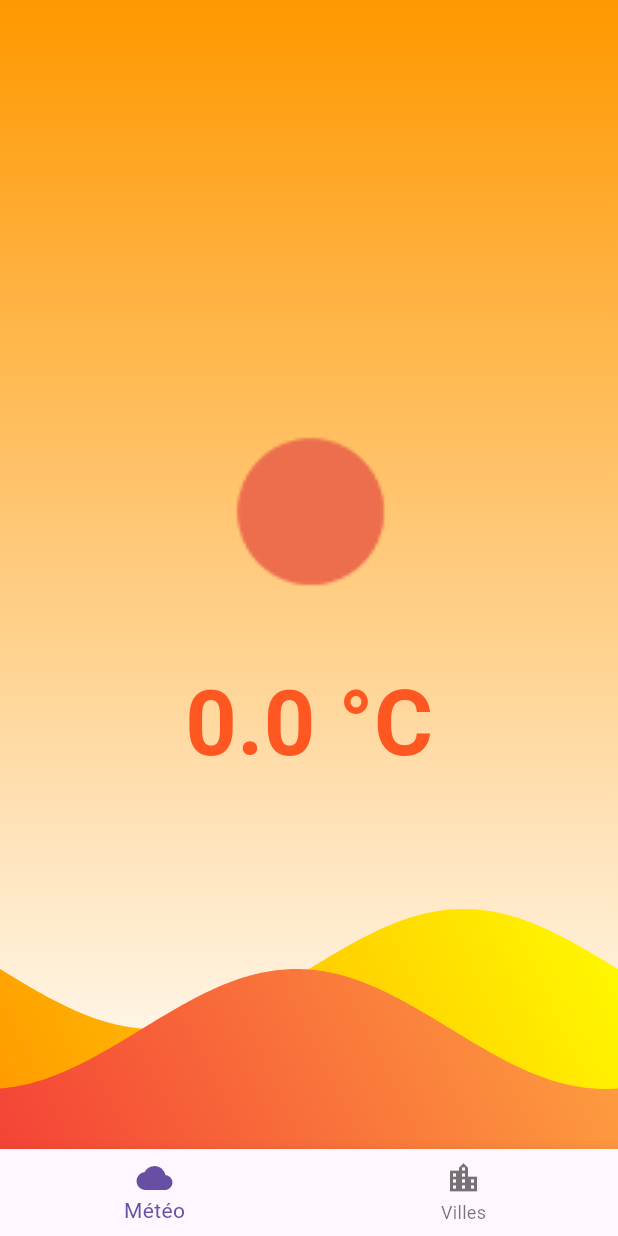
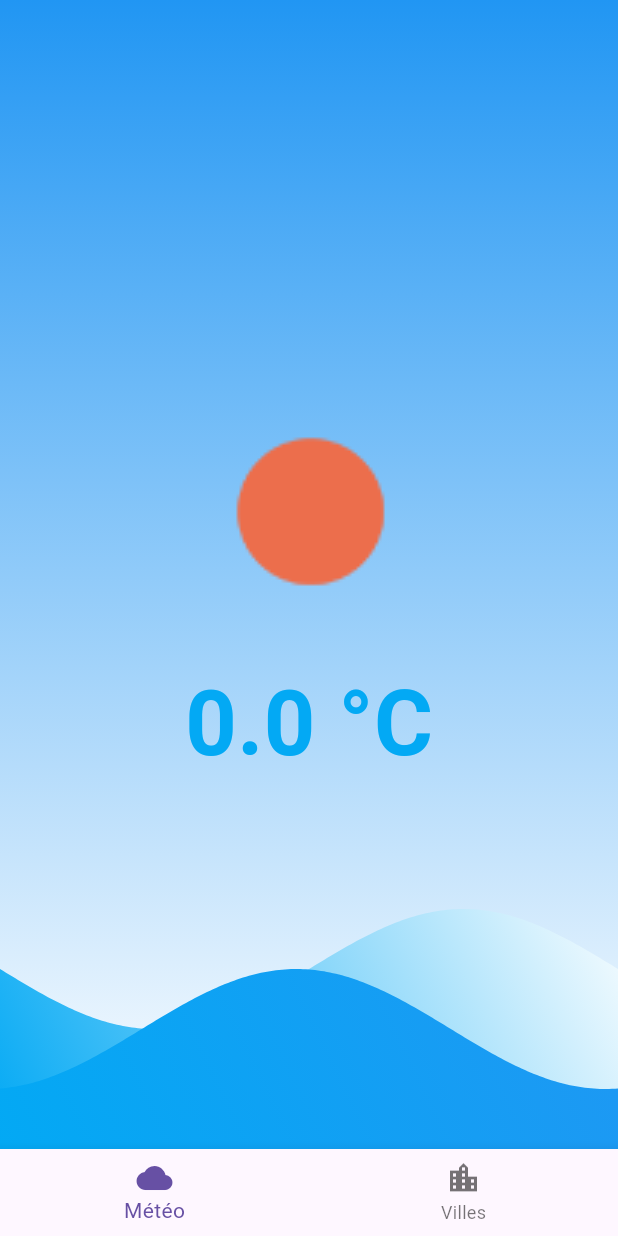
Before and after one commit to ArnaudW31/flutteriut2024, a Flutter app: the screen it shows after launch, on a phone screen of 412 x 824 dp. Run offline on Flutter 3.47's test engine with Material 3 defaults, Android fonts, the light colour scheme and no system bars; drawn by our look-alikes of wave; our stand-ins replace sqflite; accounts and stored records are empty.

Commit message:
fix colour
fix colour

```diff
--- a/lib/app/weatherScreen.dart
+++ b/lib/app/weatherScreen.dart
@@ -1,20 +1,27 @@
 import 'dart:convert';
-
 import 'package:flutter/material.dart';
 import 'package:flutteriut2024/db_helper.dart';
 import 'package:flutteriut2024/root/home/home_root.dart';
 import 'package:http/http.dart';
 import 'package:wave/wave.dart';
 import 'package:wave/config.dart';
-
 import '../dto/weather.dart';
 
 class WeatherScreen extends StatelessWidget {
-
   const WeatherScreen({Key? key}) : super(key: key);
 
   @override
   Widget build(BuildContext context) {
+    // Obtenir l'heure actuelle
+    final now = DateTime.now();
+    final bool isAfternoon = now.hour >= 11;
+
+    // Définir les couleurs en fonction de l'heure
+    final backgroundColor = isAfternoon ? Colors.deepPurple : Colors.lightBlue;
+    final textColor = isAfternoon ? Colors.deepPurple : Colors.lightBlue;
+    final waveColors = isAfternoon
+        ? [[Colors.orange, Colors.orangeAccent], [Colors.orange, Colors.deepOrangeAccent]]
+        : [[Colors.lightBlue, Colors.white], [Colors.lightBlue, Colors.blue]];
 
     return FutureBuilder<Weather>(
       future: fetchWeather(),
@@ -29,17 +36,17 @@ class WeatherScreen extends StatelessWidget {
           else{
             cityGet = DbHelper.cityName;
           }
-        }
-        else if (!snapshot.hasData) {
+        } else if (!snapshot.hasData) {
           return const Center(child: CircularProgressIndicator());
-        }
-        else{
-          temperatureGet = snapshot.data!.temp ?? 0;
-          iconGet = snapshot.data!.icon  ?? "01d";
+        } else {
+          temperatureGet = snapshot.data!.temp;
+          iconGet = snapshot.data!.icon;
           cityGet = DbHelper.cityName;
         }
-        return Stack(
 
+        return Container(
+          color: backgroundColor,
+          child: Stack(
             children: [
               weatherRoot(
                 temperature: temperatureGet,
@@ -51,10 +58,7 @@ class WeatherScreen extends StatelessWidget {
                 bottom: 0,
                 child: WaveWidget(
                   config: CustomConfig(
-                  gradients: [
-                    [Colors.orange, Colors.yellowAccent],
-                    [Colors.red, Colors.orangeAccent],
-                  ],
+                    gradients: waveColors,
                     durations: [10000, 8000],
                     heightPercentages: [0.2, 0.4],
                     gradientBegin: Alignment.bottomLeft,
@@ -74,14 +78,15 @@ class WeatherScreen extends StatelessWidget {
                   style: TextStyle(
                     fontSize: 60,
                     fontWeight: FontWeight.bold,
-                    color: Colors.deepOrange,
+                      color: textColor,
                     ),
                   ),
                 ),
               ),
             ],
+          ),
         );
-      }
+      },
     );
   }
 
@@ -94,7 +99,6 @@ class WeatherScreen extends StatelessWidget {
       return city[DbHelper.nbVille].nom;
     }
   }
-
 
   Future<Weather> fetchWeather() async {
     String cityGet = await getCityName();
--- a/lib/app/weather_temperature.dart
+++ b/lib/app/weather_temperature.dart
@@ -7,9 +7,12 @@ class WeatherTemperature extends StatelessWidget {
 
   @override
   Widget build(BuildContext context) {
+    final now = DateTime.now();
+    final bool isAfternoon = now.hour >= 11;
+    final textColor = isAfternoon ? Colors.deepPurple : Colors.lightBlue;
     return Text(
       '${temperature.toStringAsFixed(1)} °C',
-      style: TextStyle(fontSize: 60.0, fontWeight: FontWeight.bold, color: Colors.deepOrange),
+      style: TextStyle(fontSize: 60.0, fontWeight: FontWeight.bold, color: textColor),
     );
   }
 }
--- a/lib/main.dart
+++ b/lib/main.dart
@@ -53,9 +53,11 @@ class MyHomePage extends StatefulWidget {
 }
 
 class _MyHomePageState extends State<MyHomePage> {
+
   int _currentIndex = 0;
   int temperature = 20;
   String ville = "";
+
   late Future<Weather> futureWeather;
 
   final List<Widget> _pages = [WeatherScreen(), VilleScreen()];
@@ -99,7 +101,7 @@ class _MyHomePageState extends State<MyHomePage> {
           });
         },
         child: Icon(Icons.add),
-        backgroundColor: Colors.orange[200],
+        backgroundColor: Colors.blue,
       ),
     ));
   }
--- a/lib/root/home/home_root.dart
+++ b/lib/root/home/home_root.dart
@@ -14,14 +14,21 @@ class weatherRoot extends StatelessWidget {
 
   @override
   Widget build(BuildContext context) {
+    final now = DateTime.now();
+    final bool isAfternoon = now.hour >= 11;
+
+    // Définir les couleurs en fonction de l'heure
+    final backgroundTopColor = isAfternoon ? Colors.black : Colors.blue;
+    final backgroundBottomColor = isAfternoon ? Colors.deepPurple : Colors.white;
+
     return Container(
       decoration: BoxDecoration(
         gradient: LinearGradient(
           begin: Alignment.topCenter,
           end: Alignment.bottomCenter,
           colors: [
-            Colors.orange,
-            Colors.white,
+            backgroundTopColor,
+            backgroundBottomColor,
           ],
         ),
       ),
```
Lines whose indentation alone changed are shown as unchanged.
